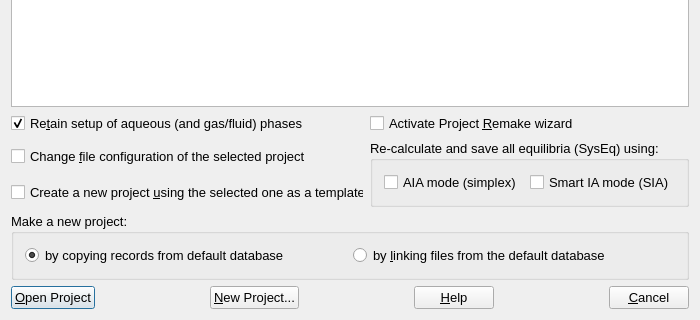
gemshub/GEMSGUI, file gems3/vizor4/dlg4/KeyProfile4.ui: the form before one commit; both pictures show x 0 to 700 and y 331 to 651 of the 700 by 651 pixel window.
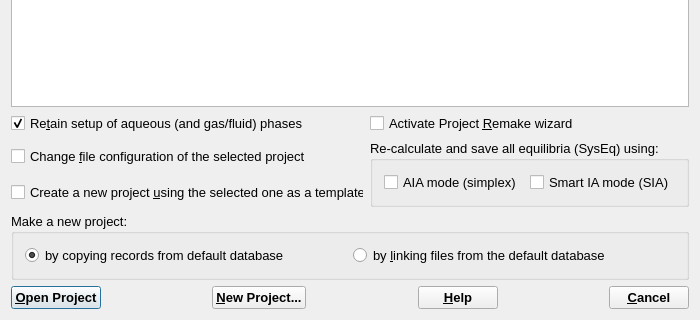
The form after the commit.

```diff
--- a/gems3/vizor4/dlg4/KeyProfile4.ui
+++ b/gems3/vizor4/dlg4/KeyProfile4.ui
@@ -36,6 +36,12 @@
          <verstretch>0</verstretch>
         </sizepolicy>
        </property>
+       <property name="font">
+        <font>
+         <weight>75</weight>
+         <bold>true</bold>
+        </font>
+       </property>
        <property name="toolTip">
         <string>This will open and load a selected Modelling Project</string>
        </property>
@@ -68,6 +74,12 @@
          <verstretch>0</verstretch>
         </sizepolicy>
        </property>
+       <property name="font">
+        <font>
+         <weight>75</weight>
+         <bold>true</bold>
+        </font>
+       </property>
        <property name="toolTip">
         <string>This will start the wizard for setting up a new Modelling Project</string>
        </property>
@@ -97,6 +109,12 @@
          <verstretch>0</verstretch>
         </sizepolicy>
        </property>
+       <property name="font">
+        <font>
+         <weight>75</weight>
+         <bold>true</bold>
+        </font>
+       </property>
        <property name="toolTip">
         <string>Learn about Modelling Project concept and project configuration</string>
        </property>
@@ -126,6 +144,12 @@
          <verstretch>0</verstretch>
         </sizepolicy>
        </property>
+       <property name="font">
+        <font>
+         <weight>75</weight>
+         <bold>true</bold>
+        </font>
+       </property>
        <property name="text">
         <string>&amp;Cancel</string>
        </property>
```
